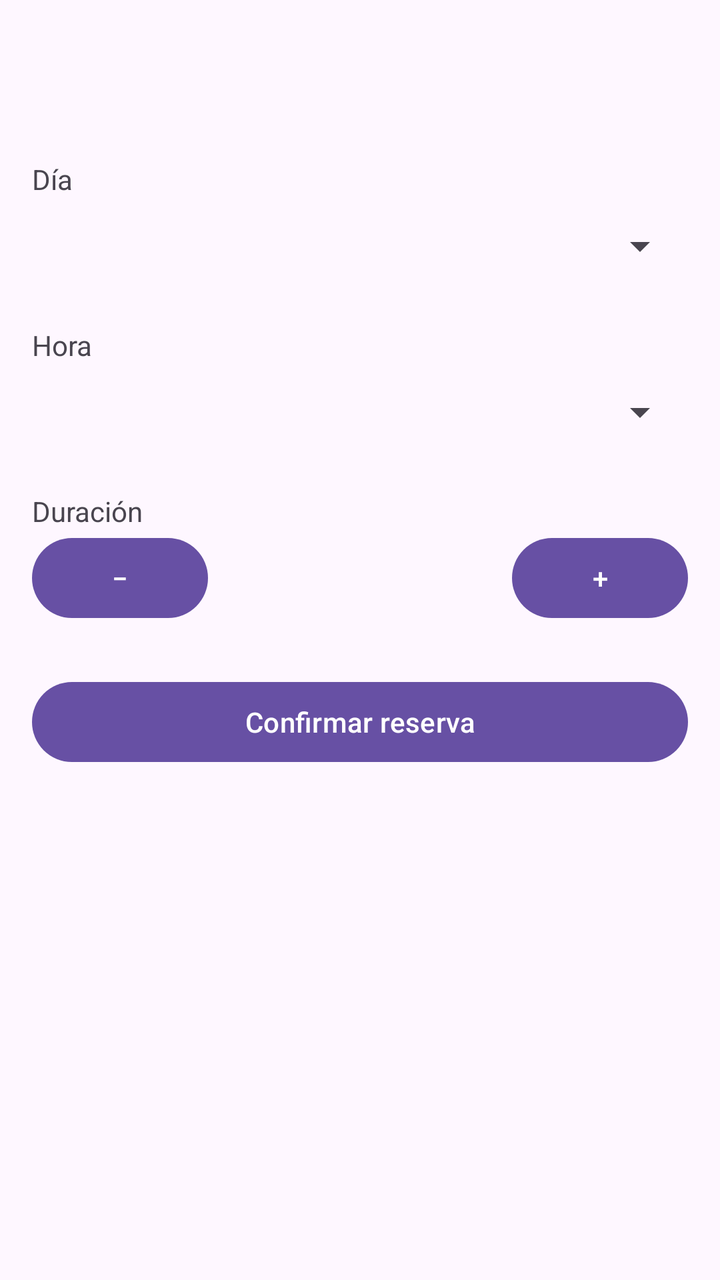
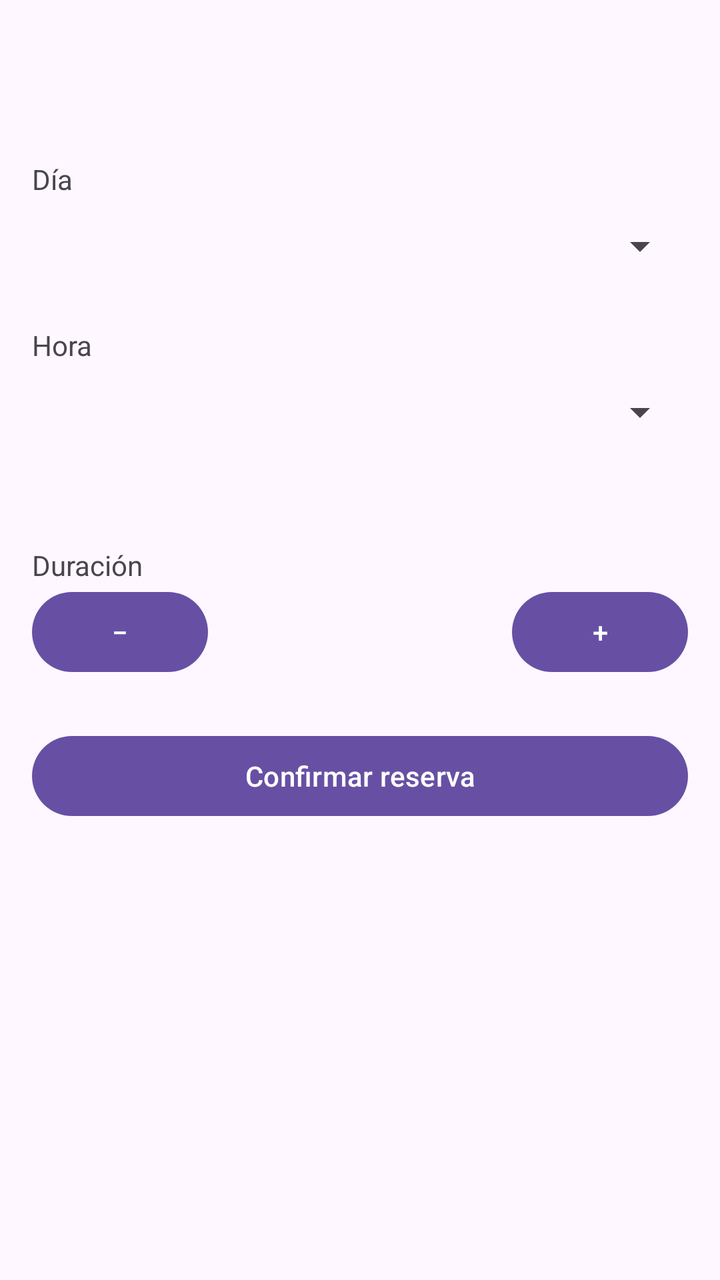

Before-and-after screenshots of an Android layout around one commit, followed by the original layout XML and the change that was made.
<!-- AndroidManifest.xml: application theme Theme.ReservasCanchas -->
<!-- res/layout/activity_reserva.xml -->
<?xml version="1.0" encoding="utf-8"?>
<LinearLayout xmlns:android="http://schemas.android.com/apk/res/android"
    android:layout_width="match_parent"
    android:layout_height="match_parent"
    android:orientation="vertical">

    <com.google.android.material.appbar.MaterialToolbar
        android:id="@+id/toolbar"
        android:layout_width="match_parent"
        android:layout_height="?attr/actionBarSize" />

    <LinearLayout
        android:layout_width="match_parent"
        android:layout_height="0dp"
        android:layout_weight="1"
        android:orientation="vertical"
        android:padding="16dp">

        <TextView
            android:layout_width="wrap_content"
            android:layout_height="wrap_content"
            android:text="@string/dia" />

        <Spinner
            android:id="@+id/spinnerDia"
            android:layout_width="match_parent"
            android:layout_height="48dp" />

        <TextView
            android:layout_width="wrap_content"
            android:layout_height="wrap_content"
            android:layout_marginTop="16dp"
            android:text="@string/hora" />

        <Spinner
            android:id="@+id/spinnerHora"
            android:layout_width="match_parent"
            android:layout_height="48dp" />

        <TextView
            android:layout_width="wrap_content"
            android:layout_height="wrap_content"
            android:layout_marginTop="16dp"
            android:text="@string/duracion" />

        <LinearLayout
            android:layout_width="match_parent"
            android:layout_height="wrap_content"
            android:gravity="center_vertical"
            android:orientation="horizontal">

            <Button
                android:id="@+id/botonMenos"
                android:layout_width="wrap_content"
                android:layout_height="wrap_content"
                android:text="@string/menos" />

            <TextView
                android:id="@+id/textoDuracion"
                android:layout_width="0dp"
                android:layout_height="wrap_content"
                android:layout_weight="1"
                android:gravity="center" />

            <Button
                android:id="@+id/botonMas"
                android:layout_width="wrap_content"
                android:layout_height="wrap_content"
                android:text="@string/mas" />
        </LinearLayout>

        <Button
            android:id="@+id/botonConfirmar"
            android:layout_width="match_parent"
            android:layout_height="wrap_content"
            android:layout_marginTop="24dp"
            android:text="@string/confirmar_reserva" />

    </LinearLayout>

</LinearLayout>
<!-- resources referenced by this layout -->
<resources>
  <string name="confirmar_reserva">Confirmar reserva</string>
  <string name="dia">Día</string>
  <string name="duracion">Duración</string>
  <string name="hora">Hora</string>
  <string name="mas">+</string>
  <string name="menos">−</string>
  <style name="Theme.ReservasCanchas" parent="Theme.Material3.DayNight.NoActionBar" />
</resources>

<!-- the commit's change to res/layout/activity_reserva.xml (unified diff, before → after) -->
@@ -36,6 +36,12 @@
             android:id="@+id/spinnerHora"
             android:layout_width="match_parent"
             android:layout_height="48dp" />
+
+        <TextView
+            android:id="@+id/textoClima"
+            android:layout_width="wrap_content"
+            android:layout_height="wrap_content"
+            android:layout_marginTop="8dp" />
 
         <TextView
             android:layout_width="wrap_content"
